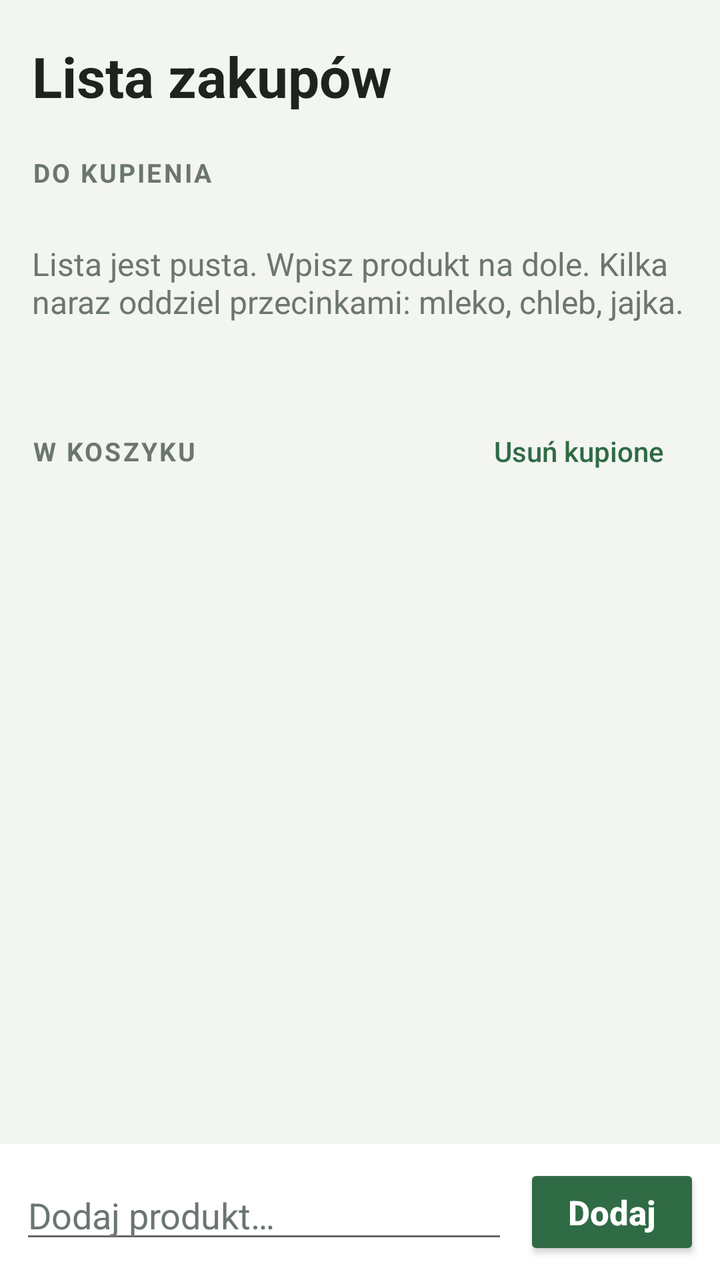
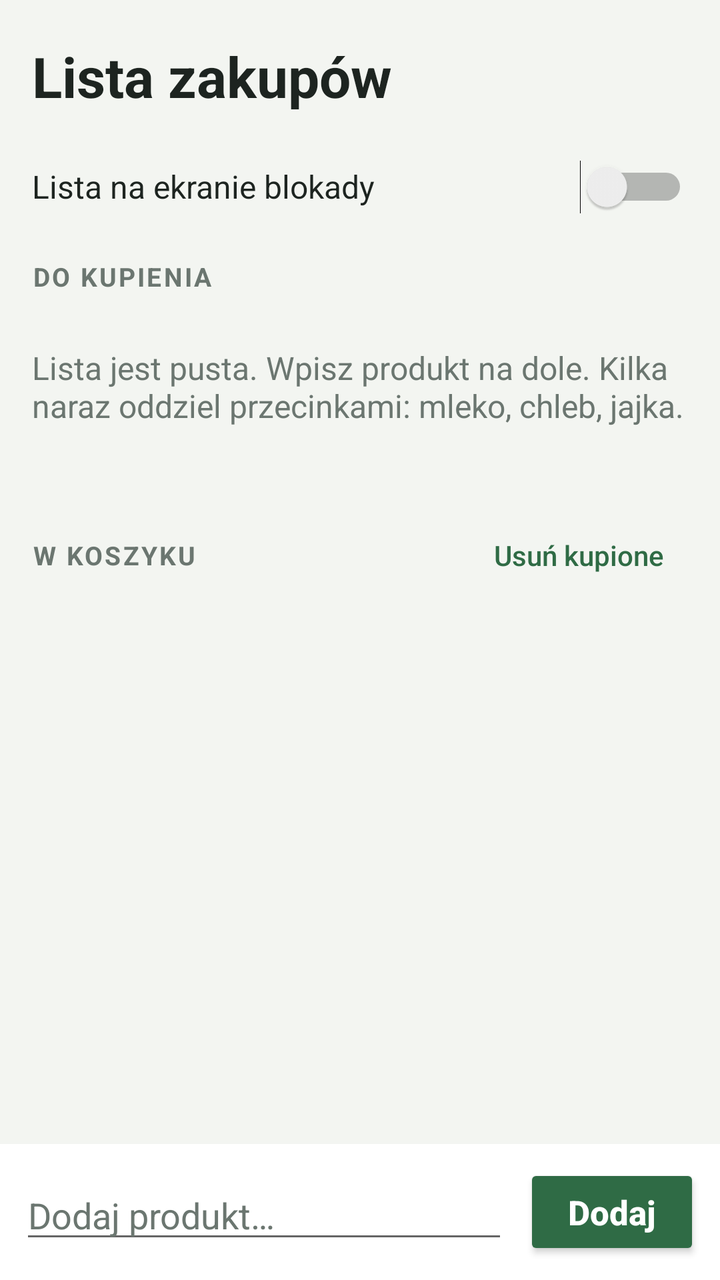

An Android layout rendered at two revisions. The XML below is the earlier revision; the diff shows what the commit changed to produce the second picture.
<!-- AndroidManifest.xml: application theme AppTheme -->
<!-- res/layout/activity_main.xml -->
<?xml version="1.0" encoding="utf-8"?>
<LinearLayout xmlns:android="http://schemas.android.com/apk/res/android"
    android:layout_width="match_parent"
    android:layout_height="match_parent"
    android:background="@color/bg"
    android:fitsSystemWindows="true"
    android:orientation="vertical">

    <ScrollView
        android:layout_width="match_parent"
        android:layout_height="0dp"
        android:layout_weight="1">

        <LinearLayout
            android:layout_width="match_parent"
            android:layout_height="wrap_content"
            android:orientation="vertical"
            android:paddingStart="16dp"
            android:paddingTop="20dp"
            android:paddingEnd="16dp"
            android:paddingBottom="24dp">

            <LinearLayout
                android:layout_width="match_parent"
                android:layout_height="wrap_content"
                android:gravity="bottom"
                android:orientation="horizontal">

                <TextView
                    android:layout_width="0dp"
                    android:layout_height="wrap_content"
                    android:layout_weight="1"
                    android:text="@string/app_name"
                    android:textColor="@color/fg"
                    android:textSize="28sp"
                    android:textStyle="bold" />

                <TextView
                    android:id="@+id/count"
                    android:layout_width="wrap_content"
                    android:layout_height="wrap_content"
                    android:paddingBottom="4dp"
                    android:textColor="@color/muted"
                    android:textSize="15sp" />
            </LinearLayout>

            <TextView
                android:layout_width="match_parent"
                android:layout_height="wrap_content"
                android:layout_marginTop="20dp"
                android:layout_marginBottom="6dp"
                android:letterSpacing="0.08"
                android:text="@string/label_todo"
                android:textColor="@color/muted"
                android:textSize="13sp"
                android:textStyle="bold" />

            <LinearLayout
                android:id="@+id/todo"
                android:layout_width="match_parent"
                android:layout_height="wrap_content"
                android:orientation="vertical" />

            <TextView
                android:id="@+id/empty"
                android:layout_width="match_parent"
                android:layout_height="wrap_content"
                android:paddingTop="20dp"
                android:paddingBottom="20dp"
                android:text="@string/empty"
                android:textColor="@color/muted"
                android:textSize="16sp" />

            <LinearLayout
                android:id="@+id/done_section"
                android:layout_width="match_parent"
                android:layout_height="wrap_content"
                android:layout_marginTop="20dp"
                android:orientation="vertical">

                <LinearLayout
                    android:layout_width="match_parent"
                    android:layout_height="wrap_content"
                    android:gravity="center_vertical"
                    android:orientation="horizontal">

                    <TextView
                        android:layout_width="0dp"
                        android:layout_height="wrap_content"
                        android:layout_weight="1"
                        android:letterSpacing="0.08"
                        android:text="@string/label_done"
                        android:textColor="@color/muted"
                        android:textSize="13sp"
                        android:textStyle="bold" />

                    <Button
                        android:id="@+id/clear_done"
                        style="?android:attr/borderlessButtonStyle"
                        android:layout_width="wrap_content"
                        android:layout_height="wrap_content"
                        android:text="@string/clear_done"
                        android:textAllCaps="false"
                        android:textColor="@color/accent"
                        android:textSize="14sp" />
                </LinearLayout>

                <LinearLayout
                    android:id="@+id/done"
                    android:layout_width="match_parent"
                    android:layout_height="wrap_content"
                    android:orientation="vertical" />
            </LinearLayout>
        </LinearLayout>
    </ScrollView>

    <LinearLayout
        android:layout_width="match_parent"
        android:layout_height="wrap_content"
        android:background="@color/surface"
        android:gravity="center_vertical"
        android:orientation="horizontal"
        android:padding="10dp">

        <EditText
            android:id="@+id/input"
            android:layout_width="0dp"
            android:layout_height="wrap_content"
            android:layout_weight="1"
            android:hint="@string/hint"
            android:imeOptions="actionDone"
            android:inputType="textCapSentences"
            android:maxLines="1"
            android:textColor="@color/fg"
            android:textColorHint="@color/muted"
            android:textSize="18sp" />

        <Button
            android:id="@+id/add"
            android:layout_width="wrap_content"
            android:layout_height="wrap_content"
            android:layout_marginStart="8dp"
            android:backgroundTint="@color/accent"
            android:text="@string/add"
            android:textAllCaps="false"
            android:textColor="@color/accent_fg"
            android:textSize="17sp"
            android:textStyle="bold" />
    </LinearLayout>
</LinearLayout>
<!-- resources referenced by this layout -->
<resources>
  <color name="accent">#2F6B45</color>
  <color name="accent_fg">#FFFFFF</color>
  <color name="bg">#F3F5F1</color>
  <color name="fg">#1D2420</color>
  <color name="muted">#6B7670</color>
  <color name="surface">#FFFFFF</color>
  <string name="add">Dodaj</string>
  <string name="app_name">Lista zakupów</string>
  <string name="clear_done">Usuń kupione</string>
  <string name="empty">Lista jest pusta. Wpisz produkt na dole. Kilka naraz oddziel przecinkami: mleko, chleb, jajka.</string>
  <string name="hint">Dodaj produkt…</string>
  <string name="label_done">W KOSZYKU</string>
  <string name="label_todo">DO KUPIENIA</string>
  <style name="AppTheme" parent="android:Theme.Material.Light.NoActionBar">
          <item name="android:colorAccent">@color/accent</item>
          <item name="android:colorPrimary">@color/accent</item>
          <item name="android:statusBarColor">@color/bg</item>
          <item name="android:navigationBarColor">@color/surface</item>
          <item name="android:windowLightStatusBar">true</item>
          <item name="android:windowBackground">@color/bg</item>
      </style>
</resources>

<!-- the commit's change to res/layout/activity_main.xml (unified diff, before → after) -->
@@ -44,10 +44,20 @@
                     android:textSize="15sp" />
             </LinearLayout>
 
+            <Switch
+                android:id="@+id/lock_switch"
+                android:layout_width="match_parent"
+                android:layout_height="wrap_content"
+                android:layout_marginTop="12dp"
+                android:minHeight="48dp"
+                android:text="@string/lock_switch"
+                android:textColor="@color/fg"
+                android:textSize="16sp" />
+
             <TextView
                 android:layout_width="match_parent"
                 android:layout_height="wrap_content"
-                android:layout_marginTop="20dp"
+                android:layout_marginTop="12dp"
                 android:layout_marginBottom="6dp"
                 android:letterSpacing="0.08"
                 android:text="@string/label_todo"
<!-- resource entries referenced after the edit -->
@@ -13,6 +13,7 @@
   <string name="hint">Dodaj produkt…</string>
   <string name="label_done">W KOSZYKU</string>
   <string name="label_todo">DO KUPIENIA</string>
+  <string name="lock_switch">Lista na ekranie blokady</string>
   <style name="AppTheme" parent="android:Theme.Material.Light.NoActionBar">
           <item name="android:colorAccent">@color/accent</item>
           <item name="android:colorPrimary">@color/accent</item>
